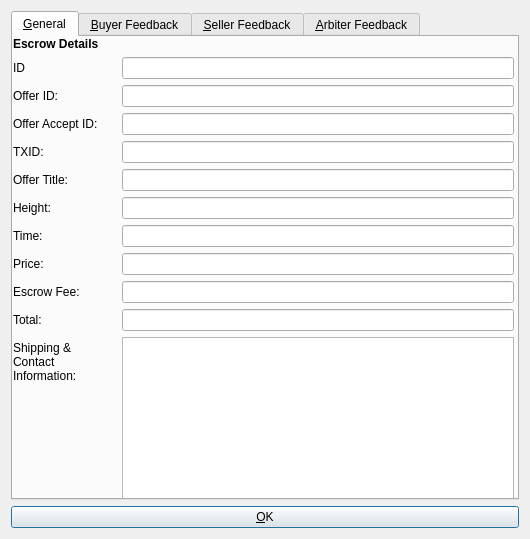
Qt form src/qt/forms/escrowinfodialog.ui (willyko/syscoin2) before a commit.
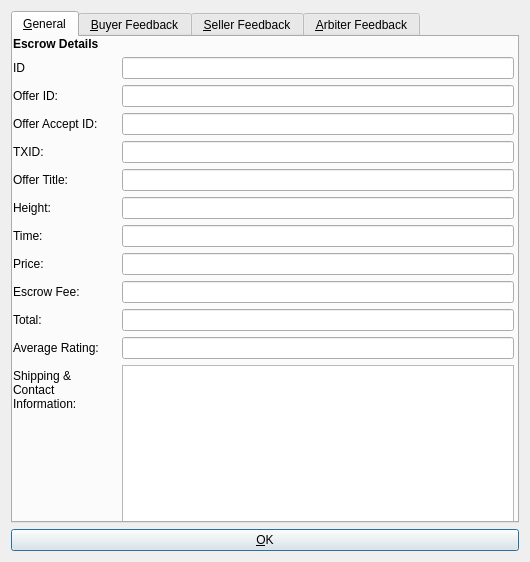
The same form after that commit.

Commit message: avg rating

Diff of the .ui file:
```diff
--- a/src/qt/forms/escrowinfodialog.ui
+++ b/src/qt/forms/escrowinfodialog.ui
@@ -7,7 +7,7 @@
     <x>0</x>
     <y>0</y>
     <width>530</width>
-    <height>539</height>
+    <height>562</height>
    </rect>
   </property>
   <property name="windowTitle">
@@ -189,6 +189,16 @@
           </property>
          </widget>
         </item>
+        <item row="11" column="0">
+         <widget class="QLabel" name="ratingLabel">
+          <property name="text">
+           <string>Average Rating:</string>
+          </property>
+         </widget>
+        </item>
+        <item row="11" column="1">
+         <widget class="QLineEdit" name="ratingEdit"/>
+        </item>
        </layout>
       </widget>
      </widget>
```
Left out of the diff: 24 changed lines with no effect on the pictures. The commit also changes 1 other file.
